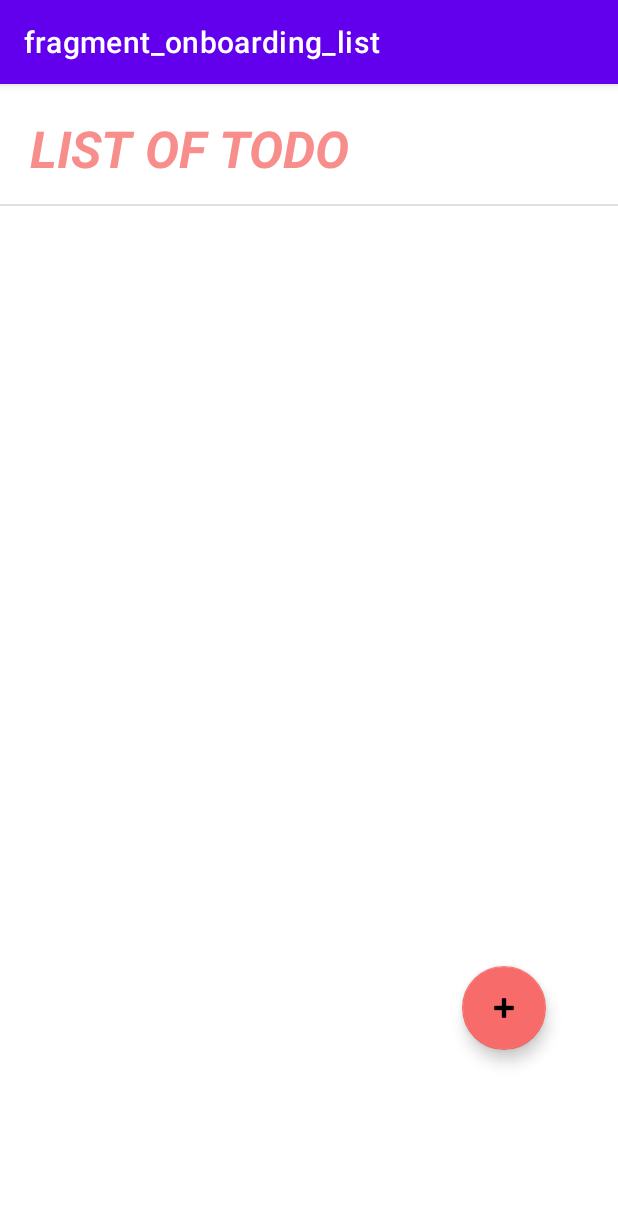
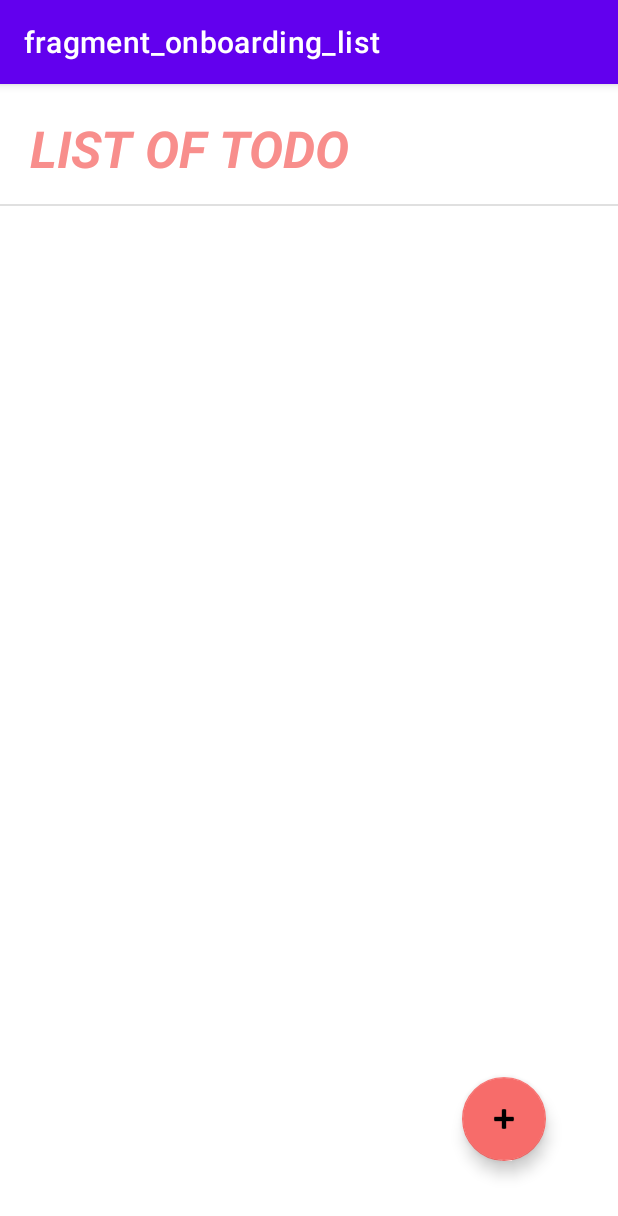
Before and after one commit to waadalshammari/Todo, an Android app: the screen it shows after launch (MainActivity), on a phone screen of 412 x 824 dp. Shown: the top 1216 px of the screen. Run offline under Robolectric (Android 15) with nearby library versions, the phone set to English and light mode, and no system bars; our stand-ins replace Room's generated code, navigation-ui.

Commit message:
6 commit

```diff
--- a/app/src/main/java/com/example/todo/model/ToDoListModel.kt
+++ b/app/src/main/java/com/example/todo/model/ToDoListModel.kt
@@ -1,5 +1,6 @@
 package com.example.todolistapp.model
 
+import android.widget.ImageView
 import androidx.room.Entity
 import androidx.room.PrimaryKey
 
@@ -10,6 +11,9 @@ data class ToDoListModel(
  val description : String,
  val check : Boolean,
  val date : String,
+ val editbutton : ImageView,
+ val deletebutton : ImageView,
+
 
  @PrimaryKey(autoGenerate = true)
  val id: Int = 0
--- a/app/src/main/res/layout/fragment_onboarding_list.xml
+++ b/app/src/main/res/layout/fragment_onboarding_list.xml
@@ -52,7 +52,7 @@
         android:layout_width="wrap_content"
         android:layout_height="wrap_content"
         android:layout_marginEnd="48dp"
-        android:layout_marginBottom="124dp"
+        android:layout_marginBottom="50dp"
         android:clickable="true"
         android:src="@android:drawable/ic_input_add"
         app:backgroundTint="#F76C6A"
```
Also changed, not shown: app/src/main/java/com/example/todo/view/ToDoListAdapter.kt (+6 -1 lines).
